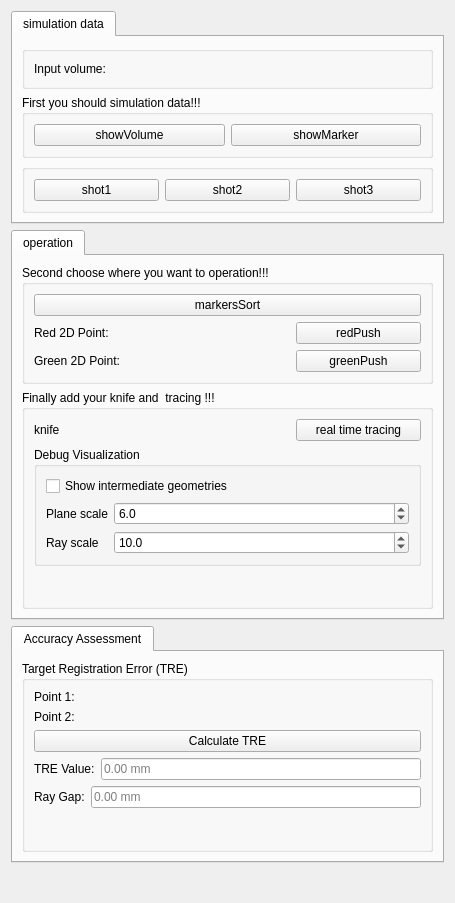
CodingHHW/Biplane, file Resources/UI/Biplane.ui: the form before one commit.
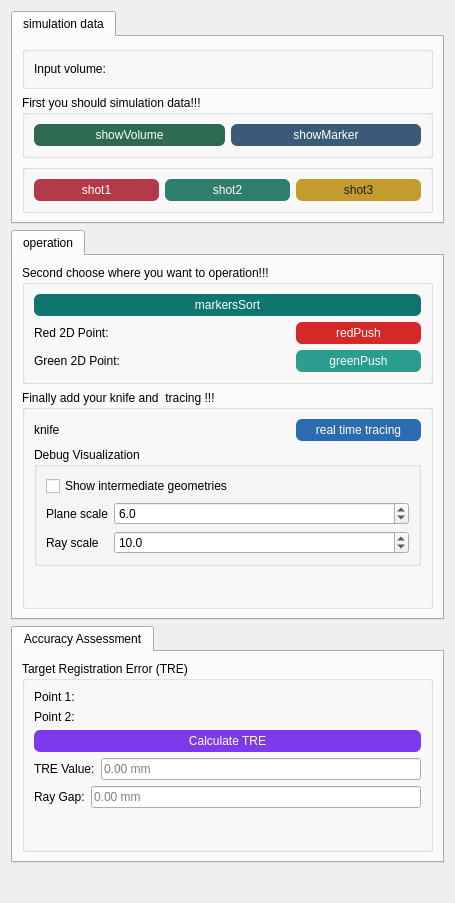
The form after the commit. Custom widgets are drawn as their Qt base class.

Commit message: Style Calculate TRE button

```diff
--- a/Resources/UI/Biplane.ui
+++ b/Resources/UI/Biplane.ui
@@ -78,6 +78,9 @@
               <property name="text">
                <string>showVolume</string>
               </property>
+              <property name="styleSheet">
+               <string>QPushButton { background-color: #2d6a4f; color: white; border-radius: 6px; padding: 4px 10px; } QPushButton:hover { background-color: #1b4332; }</string>
+              </property>
              </widget>
             </item>
             <item>
@@ -85,6 +88,9 @@
               <property name="text">
                <string>showMarker</string>
               </property>
+              <property name="styleSheet">
+               <string>QPushButton { background-color: #3a5a78; color: white; border-radius: 6px; padding: 4px 10px; } QPushButton:hover { background-color: #2b4158; }</string>
+              </property>
              </widget>
             </item>
            </layout>
@@ -105,6 +111,9 @@
               <property name="text">
                <string>shot1</string>
               </property>
+              <property name="styleSheet">
+               <string>QPushButton { background-color: #b23a48; color: white; border-radius: 6px; padding: 4px 10px; } QPushButton:hover { background-color: #8a2b36; }</string>
+              </property>
              </widget>
             </item>
            </layout>
@@ -116,6 +125,9 @@
               <property name="text">
                <string>shot2</string>
               </property>
+              <property name="styleSheet">
+               <string>QPushButton { background-color: #2f7d6d; color: white; border-radius: 6px; padding: 4px 10px; } QPushButton:hover { background-color: #225c51; }</string>
+              </property>
              </widget>
             </item>
            </layout>
@@ -127,6 +139,9 @@
               <property name="text">
                <string>shot3</string>
               </property>
+              <property name="styleSheet">
+               <string>QPushButton { background-color: #c49b2d; color: #1d1d1d; border-radius: 6px; padding: 4px 10px; } QPushButton:hover { background-color: #a37e1f; }</string>
+              </property>
              </widget>
             </item>
            </layout>
@@ -159,6 +174,9 @@
             <property name="text">
              <string>markersSort</string>
             </property>
+            <property name="styleSheet">
+             <string>QPushButton { background-color: #0f766e; color: white; border-radius: 6px; padding: 4px 10px; } QPushButton:hover { background-color: #0a5b55; }</string>
+            </property>
            </widget>
           </item>
           <item>
@@ -199,6 +217,9 @@
               <property name="text">
                <string>redPush</string>
               </property>
+             <property name="styleSheet">
+              <string>QPushButton { background-color: #d62828; color: white; border-radius: 6px; padding: 4px 10px; } QPushButton:hover { background-color: #a91f1f; }</string>
+             </property>
              </widget>
             </item>
            </layout>
@@ -241,6 +262,9 @@
               <property name="text">
                <string>greenPush</string>
               </property>
+             <property name="styleSheet">
+              <string>QPushButton { background-color: #2a9d8f; color: white; border-radius: 6px; padding: 4px 10px; } QPushButton:hover { background-color: #1e7369; }</string>
+             </property>
              </widget>
             </item>
            </layout>
@@ -292,6 +316,9 @@
               <property name="text">
                <string>real time tracing</string>
               </property>
+             <property name="styleSheet">
+              <string>QPushButton { background-color: #2b6cb0; color: white; border-radius: 6px; padding: 4px 10px; } QPushButton:hover { background-color: #214f82; }</string>
+             </property>
              </widget>
             </item>
            </layout>
@@ -476,6 +503,9 @@
             <property name="text">
              <string>Calculate TRE</string>
             </property>
+           <property name="styleSheet">
+            <string>QPushButton { background-color: #7c3aed; color: white; border-radius: 6px; padding: 4px 10px; } QPushButton:hover { background-color: #5b21b6; }</string>
+           </property>
            </widget>
           </item>
           <item>
```
